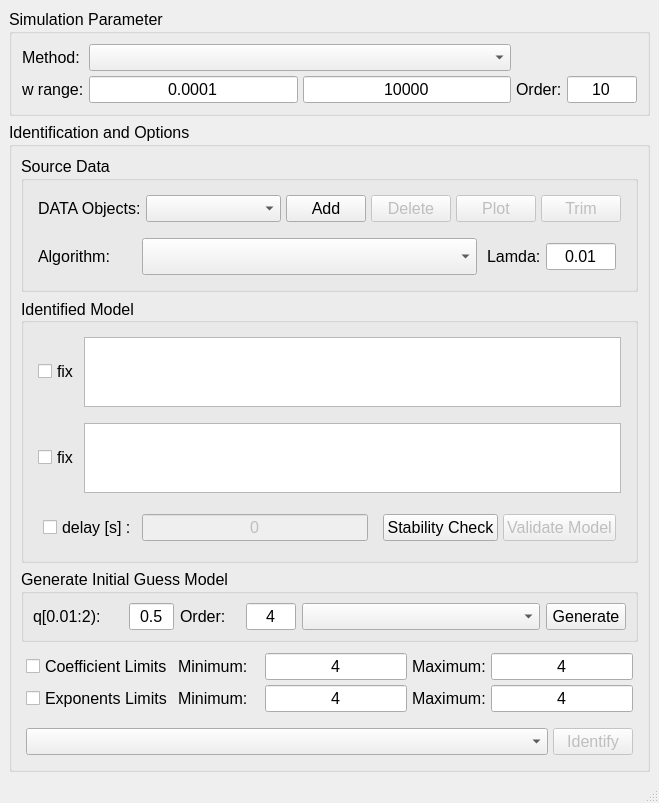
First picture: the form in fotftidgui.ui, repository outstandn/fomcon, before the edit.
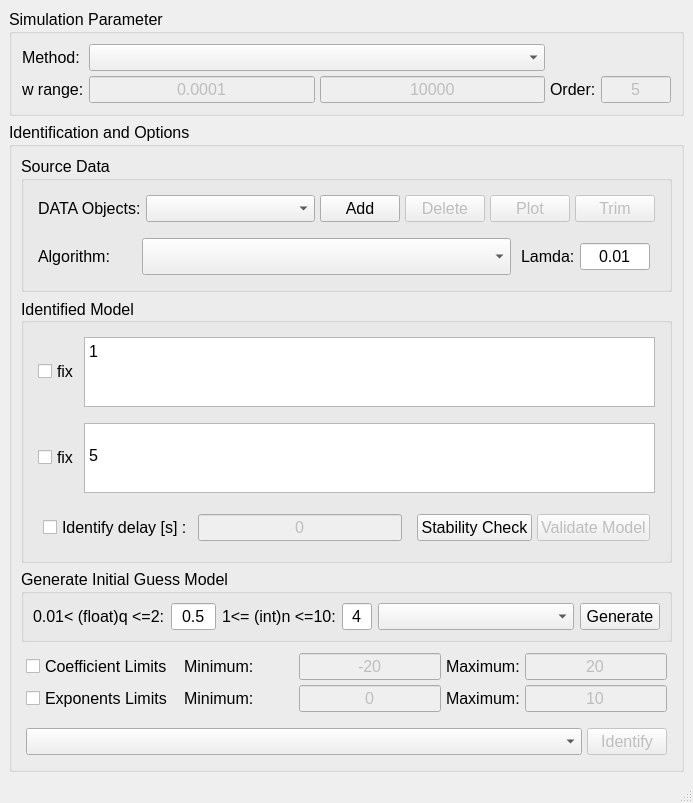
Second picture: the form after the edit.

```diff
--- a/fotftidgui.ui
+++ b/fotftidgui.ui
@@ -6,7 +6,7 @@
    <rect>
     <x>0</x>
     <y>0</y>
-    <width>659</width>
+    <width>693</width>
     <height>780</height>
    </rect>
   </property>
@@ -74,6 +74,9 @@
          </property>
          <item row="1" column="1">
           <widget class="QLineEdit" name="lineEdit_StartFreq">
+           <property name="enabled">
+            <bool>false</bool>
+           </property>
            <property name="font">
             <font>
              <pointsize>12</pointsize>
@@ -104,6 +107,9 @@
          </item>
          <item row="1" column="4">
           <widget class="QLineEdit" name="lineEditOrder">
+           <property name="enabled">
+            <bool>false</bool>
+           </property>
            <property name="maximumSize">
             <size>
              <width>70</width>
@@ -116,7 +122,7 @@
             </font>
            </property>
            <property name="text">
-            <string>10</string>
+            <string>5</string>
            </property>
            <property name="alignment">
             <set>Qt::AlignCenter</set>
@@ -155,6 +161,9 @@
          </item>
          <item row="1" column="2">
           <widget class="QLineEdit" name="lineEdit_StopFreq">
+           <property name="enabled">
+            <bool>false</bool>
+           </property>
            <property name="font">
             <font>
              <pointsize>12</pointsize>
@@ -567,14 +576,24 @@
               <property name="inputMethodHints">
                <set>Qt::ImhMultiLine|Qt::ImhNoAutoUppercase|Qt::ImhPreferLowercase</set>
               </property>
+              <property name="frameShape">
+               <enum>QFrame::StyledPanel</enum>
+              </property>
               <property name="frameShadow">
-               <enum>QFrame::Plain</enum>
+               <enum>QFrame::Raised</enum>
               </property>
               <property name="sizeAdjustPolicy">
                <enum>QAbstractScrollArea::AdjustToContents</enum>
               </property>
               <property name="readOnly">
-               <bool>true</bool>
+               <bool>false</bool>
+              </property>
+              <property name="html">
+               <string>&lt;!DOCTYPE HTML PUBLIC &quot;-//W3C//DTD HTML 4.0//EN&quot; &quot;http://www.w3.org/TR/REC-html40/strict.dtd&quot;&gt;
+&lt;html&gt;&lt;head&gt;&lt;meta name=&quot;qrichtext&quot; content=&quot;1&quot; /&gt;&lt;style type=&quot;text/css&quot;&gt;
+p, li { white-space: pre-wrap; }
+&lt;/style&gt;&lt;/head&gt;&lt;body style=&quot; font-family:'MS Shell Dlg 2'; font-size:12pt; font-weight:400; font-style:normal;&quot;&gt;
+&lt;p style=&quot; margin-top:12px; margin-bottom:0px; margin-left:0px; margin-right:0px; -qt-block-indent:0; text-indent:0px;&quot;&gt;&lt;span style=&quot; color:#000000;&quot;&gt;1&lt;/span&gt;&lt;/p&gt;&lt;/body&gt;&lt;/html&gt;</string>
               </property>
              </widget>
             </item>
@@ -619,14 +638,24 @@
               <property name="inputMethodHints">
                <set>Qt::ImhMultiLine|Qt::ImhNoAutoUppercase|Qt::ImhPreferLowercase</set>
               </property>
+              <property name="frameShape">
+               <enum>QFrame::StyledPanel</enum>
+              </property>
               <property name="frameShadow">
-               <enum>QFrame::Plain</enum>
+               <enum>QFrame::Raised</enum>
               </property>
               <property name="sizeAdjustPolicy">
                <enum>QAbstractScrollArea::AdjustToContents</enum>
               </property>
               <property name="readOnly">
-               <bool>true</bool>
+               <bool>false</bool>
+              </property>
+              <property name="html">
+               <string>&lt;!DOCTYPE HTML PUBLIC &quot;-//W3C//DTD HTML 4.0//EN&quot; &quot;http://www.w3.org/TR/REC-html40/strict.dtd&quot;&gt;
+&lt;html&gt;&lt;head&gt;&lt;meta name=&quot;qrichtext&quot; content=&quot;1&quot; /&gt;&lt;style type=&quot;text/css&quot;&gt;
+p, li { white-space: pre-wrap; }
+&lt;/style&gt;&lt;/head&gt;&lt;body style=&quot; font-family:'MS Shell Dlg 2'; font-size:12pt; font-weight:400; font-style:normal;&quot;&gt;
+&lt;p style=&quot; margin-top:12px; margin-bottom:12px; margin-left:0px; margin-right:0px; -qt-block-indent:0; text-indent:0px;&quot;&gt;&lt;span style=&quot; color:#000000;&quot;&gt;&lt;br /&gt;5&lt;/span&gt;&lt;/p&gt;&lt;/body&gt;&lt;/html&gt;</string>
               </property>
               <property name="acceptRichText">
                <bool>false</bool>
@@ -677,7 +706,7 @@
                  </font>
                 </property>
                 <property name="text">
-                 <string>delay [s] :</string>
+                 <string>Identify delay [s] :</string>
                 </property>
                </widget>
               </item>
@@ -687,7 +716,7 @@
                  <bool>false</bool>
                 </property>
                 <property name="sizePolicy">
-                 <sizepolicy hsizetype="Expanding" vsizetype="Fixed">
+                 <sizepolicy hsizetype="MinimumExpanding" vsizetype="Fixed">
                   <horstretch>0</horstretch>
                   <verstretch>0</verstretch>
                  </sizepolicy>
@@ -709,6 +738,9 @@
                 <property name="alignment">
                  <set>Qt::AlignCenter</set>
                 </property>
+                <property name="readOnly">
+                 <bool>false</bool>
+                </property>
                 <property name="placeholderText">
                  <string>int [s]</string>
                 </property>
@@ -777,15 +809,15 @@
           <item>
            <widget class="QLabel" name="label_8">
             <property name="sizePolicy">
-             <sizepolicy hsizetype="Fixed" vsizetype="Fixed">
+             <sizepolicy hsizetype="Minimum" vsizetype="Fixed">
               <horstretch>0</horstretch>
               <verstretch>0</verstretch>
              </sizepolicy>
             </property>
             <property name="maximumSize">
              <size>
-              <width>90</width>
-              <height>601</height>
+              <width>16777215</width>
+              <height>16777215</height>
              </size>
             </property>
             <property name="font">
@@ -794,7 +826,7 @@
              </font>
             </property>
             <property name="text">
-             <string>q[0.01:2):</string>
+             <string>0.01&lt; (float)q &lt;=2:</string>
             </property>
             <property name="buddy">
              <cstring>lineEditCommesurateOder</cstring>
@@ -803,10 +835,16 @@
           </item>
           <item>
            <widget class="QLineEdit" name="lineEditCommesurateOder">
+            <property name="sizePolicy">
+             <sizepolicy hsizetype="Minimum" vsizetype="Fixed">
+              <horstretch>0</horstretch>
+              <verstretch>0</verstretch>
+             </sizepolicy>
+            </property>
             <property name="maximumSize">
              <size>
               <width>45</width>
-              <height>50</height>
+              <height>16777215</height>
              </size>
             </property>
             <property name="font">
@@ -825,15 +863,15 @@
           <item>
            <widget class="QLabel" name="label_7">
             <property name="sizePolicy">
-             <sizepolicy hsizetype="Fixed" vsizetype="Fixed">
+             <sizepolicy hsizetype="Minimum" vsizetype="Fixed">
               <horstretch>0</horstretch>
               <verstretch>0</verstretch>
              </sizepolicy>
             </property>
             <property name="maximumSize">
              <size>
-              <width>60</width>
-              <height>601</height>
+              <width>16777215</width>
+              <height>16777215</height>
              </size>
             </property>
             <property name="font">
@@ -842,7 +880,7 @@
              </font>
             </property>
             <property name="text">
-             <string>Order:</string>
+             <string>1&lt;= (int)n &lt;=10:</string>
             </property>
             <property name="buddy">
              <cstring>lineEditFOTFOrder</cstring>
@@ -851,10 +889,16 @@
           </item>
           <item>
            <widget class="QLineEdit" name="lineEditFOTFOrder">
+            <property name="sizePolicy">
+             <sizepolicy hsizetype="Minimum" vsizetype="Fixed">
+              <horstretch>0</horstretch>
+              <verstretch>0</verstretch>
+             </sizepolicy>
+            </property>
             <property name="maximumSize">
              <size>
-              <width>50</width>
-              <height>50</height>
+              <width>30</width>
+              <height>16777215</height>
              </size>
             </property>
             <property name="font">
@@ -875,6 +919,12 @@
           </item>
           <item>
            <widget class="QComboBox" name="comboBoxPolesOrZeros">
+            <property name="sizePolicy">
+             <sizepolicy hsizetype="MinimumExpanding" vsizetype="Fixed">
+              <horstretch>0</horstretch>
+              <verstretch>0</verstretch>
+             </sizepolicy>
+            </property>
             <property name="font">
              <font>
               <pointsize>12</pointsize>
@@ -967,6 +1017,9 @@
          </item>
          <item row="0" column="2">
           <widget class="QLineEdit" name="lineEditCoefLimitLower">
+           <property name="enabled">
+            <bool>false</bool>
+           </property>
            <property name="sizePolicy">
             <sizepolicy hsizetype="Minimum" vsizetype="Fixed">
              <horstretch>0</horstretch>
@@ -985,7 +1038,7 @@
             </font>
            </property>
            <property name="text">
-            <string>4</string>
+            <string>-20</string>
            </property>
            <property name="alignment">
             <set>Qt::AlignCenter</set>
@@ -1027,6 +1080,9 @@
          </item>
          <item row="0" column="4">
           <widget class="QLineEdit" name="lineEditCoefLimitUpper">
+           <property name="enabled">
+            <bool>false</bool>
+           </property>
            <property name="sizePolicy">
             <sizepolicy hsizetype="Minimum" vsizetype="Fixed">
              <horstretch>0</horstretch>
@@ -1045,7 +1101,7 @@
             </font>
            </property>
            <property name="text">
-            <string>4</string>
+            <string>20</string>
            </property>
            <property name="alignment">
             <set>Qt::AlignCenter</set>
@@ -1102,6 +1158,9 @@
          </item>
          <item row="1" column="2">
           <widget class="QLineEdit" name="lineEditExpLimitLower">
+           <property name="enabled">
+            <bool>false</bool>
+           </property>
            <property name="sizePolicy">
             <sizepolicy hsizetype="Minimum" vsizetype="Fixed">
              <horstretch>0</horstretch>
@@ -1120,7 +1179,7 @@
             </font>
            </property>
            <property name="text">
-            <string>4</string>
+            <string>0</string>
            </property>
            <property name="alignment">
             <set>Qt::AlignCenter</set>
@@ -1162,6 +1221,9 @@
          </item>
          <item row="1" column="4">
           <widget class="QLineEdit" name="lineEditExpLimitUpper">
+           <property name="enabled">
+            <bool>false</bool>
+           </property>
            <property name="sizePolicy">
             <sizepolicy hsizetype="Minimum" vsizetype="Fixed">
              <horstretch>0</horstretch>
@@ -1180,7 +1242,7 @@
             </font>
            </property>
            <property name="text">
-            <string>4</string>
+            <string>10</string>
            </property>
            <property name="alignment">
             <set>Qt::AlignCenter</set>
```
Left out of the diff: 2 changed lines with no effect on the pictures.
